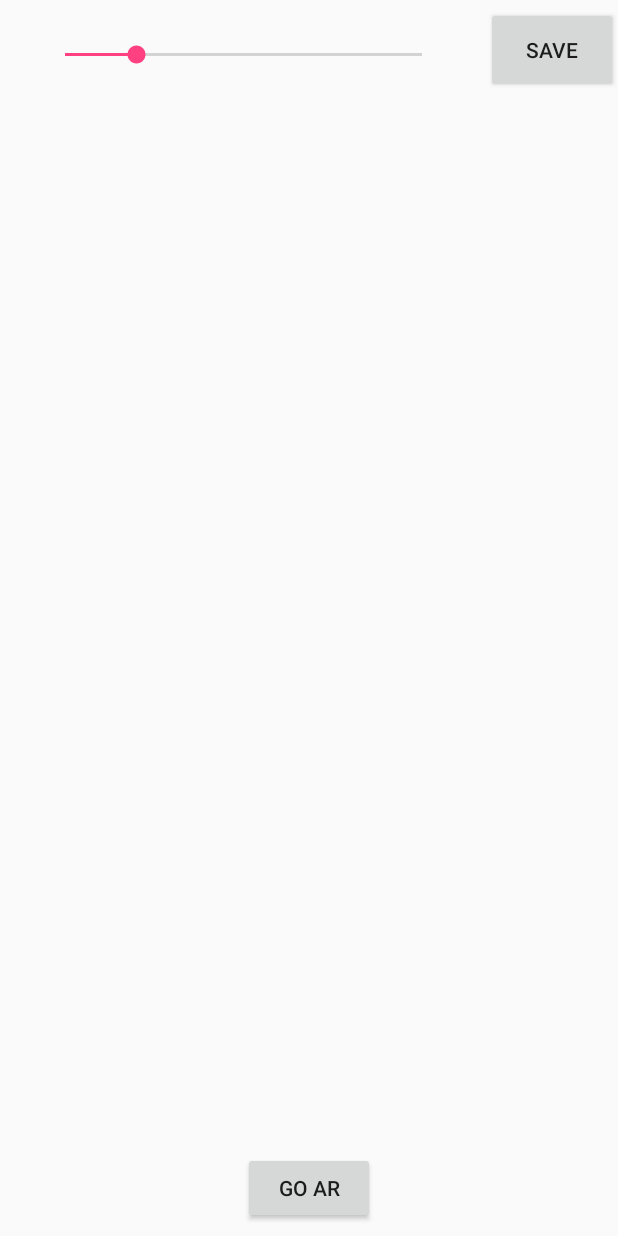
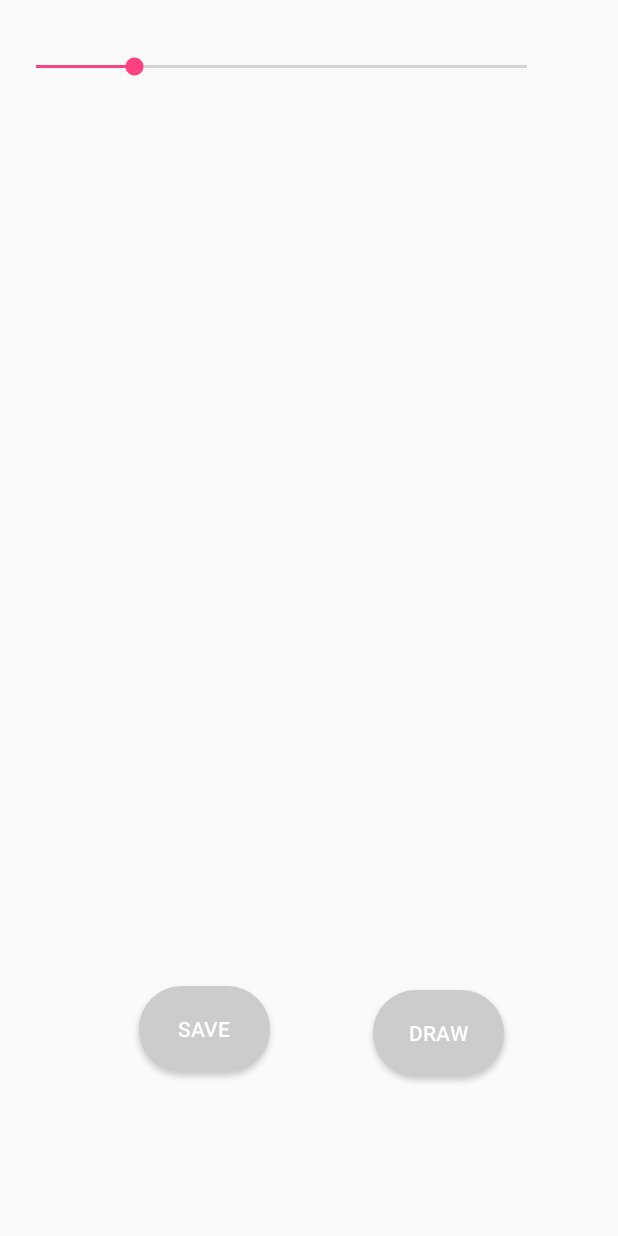
Before and after one commit to onur-elbirlik/sketchy, an Android app: the ImageToLine screen opened directly, with no data from a screen before it, on a phone screen of 412 x 824 dp. Run offline under Robolectric (Android 15) with nearby library versions, the phone set to English and light mode, and no system bars; 10 statements that could not run were skipped.

Commit message:
Updated ImageToLine Screen

```diff
--- a/app/src/main/res/layout/activity_image_to_line.xml
+++ b/app/src/main/res/layout/activity_image_to_line.xml
@@ -25,38 +25,51 @@
 
     <SeekBar
         android:id="@+id/seekBar3"
-        android:layout_width="270dp"
-        android:layout_height="58dp"
+        android:layout_width="359dp"
+        android:layout_height="57dp"
         android:layout_marginEnd="8dp"
         android:layout_marginStart="8dp"
-        android:layout_marginTop="8dp"
-        app:layout_constraintEnd_toStartOf="@+id/saveButton"
+        android:layout_marginTop="16dp"
+        app:layout_constraintHorizontal_bias="0.0"
         app:layout_constraintStart_toStartOf="parent"
         app:layout_constraintTop_toTopOf="parent" />
 
     <Button
         android:id="@+id/saveButton"
+        android:layout_width="87dp"
+        android:layout_height="57dp"
+        android:layout_marginBottom="24dp"
+        android:layout_marginEnd="24dp"
+        android:layout_marginLeft="48dp"
+        android:layout_marginRight="24dp"
+        android:layout_marginStart="48dp"
+        android:layout_marginTop="8dp"
+        android:background="@drawable/buttonstyle"
         android:onClick="saveButton"
-        android:layout_width="wrap_content"
-        android:layout_height="57dp"
-        android:layout_marginBottom="8dp"
-        android:layout_marginTop="8dp"
         android:text="Save"
-        app:layout_constraintBottom_toBottomOf="@+id/seekBar3"
-        app:layout_constraintEnd_toEndOf="parent"
-        app:layout_constraintTop_toTopOf="parent" />
+        android:textColor="#ffffff"
+        app:layout_constraintBottom_toBottomOf="parent"
+        app:layout_constraintEnd_toStartOf="@+id/aRbutton"
+        app:layout_constraintStart_toStartOf="parent"
+        app:layout_constraintTop_toBottomOf="@+id/imageView2" />
 
     <Button
         android:id="@+id/aRbutton"
+        android:layout_width="87dp"
+        android:layout_height="57dp"
+        android:layout_marginBottom="24dp"
+        android:layout_marginEnd="8dp"
+        android:layout_marginLeft="8dp"
+        android:layout_marginStart="8dp"
+        android:layout_marginTop="6dp"
+        android:background="@drawable/buttonstyle"
         android:onClick="aRButton"
-        android:layout_width="wrap_content"
-        android:layout_height="wrap_content"
-        android:layout_marginBottom="8dp"
-        android:layout_marginEnd="8dp"
-        android:layout_marginStart="8dp"
-        android:text="Go AR"
+        android:text="DRAW"
+        android:textColor="#ffffff"
         app:layout_constraintBottom_toBottomOf="parent"
         app:layout_constraintEnd_toEndOf="parent"
-        app:layout_constraintStart_toStartOf="parent" />
+        app:layout_constraintHorizontal_bias="0.779"
+        app:layout_constraintStart_toStartOf="parent"
+        app:layout_constraintTop_toBottomOf="@+id/imageView2" />
 
 </android.support.constraint.ConstraintLayout>
```
